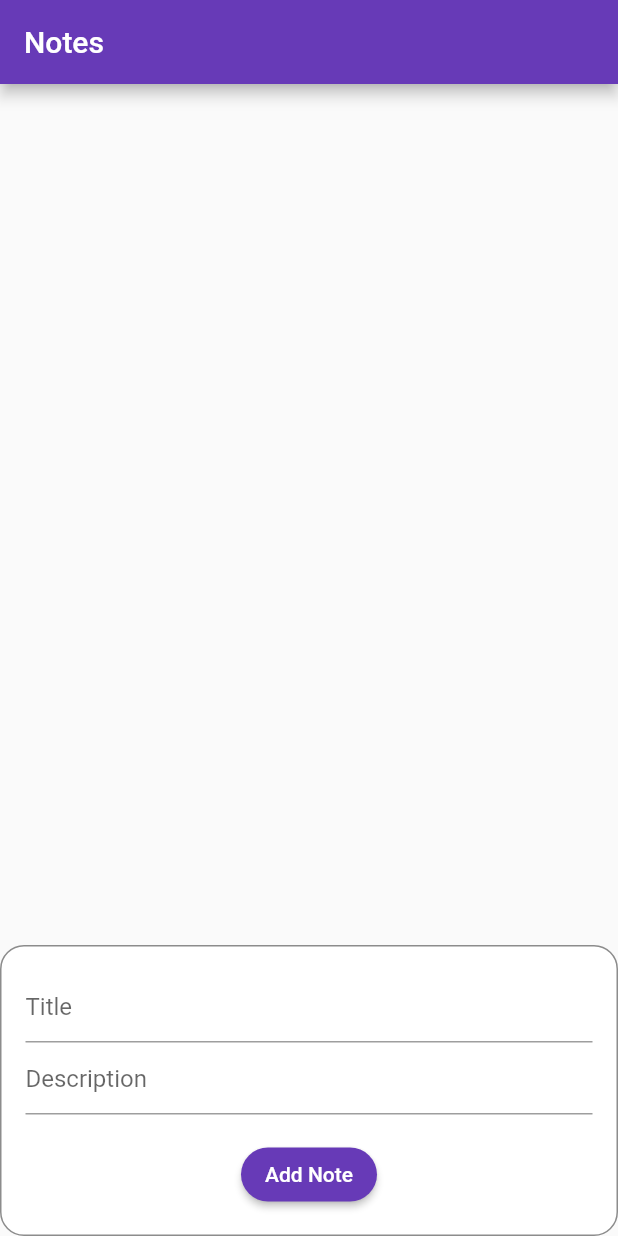
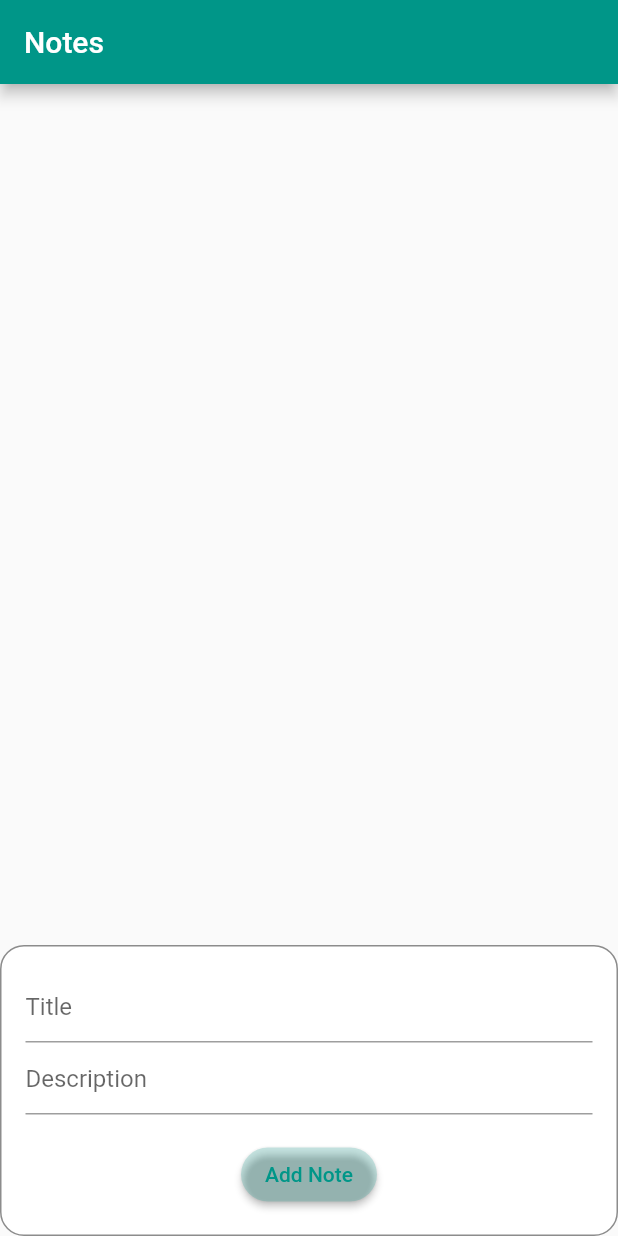
Before and after one commit to ZeshanGIT/flutter_notes, a Flutter app: the screen it shows after launch, on a phone screen of 412 x 824 dp. Run offline on Flutter 3.47's test engine with Material 2 defaults, Android fonts, the phone set to English and light mode, and no system bars; our stand-ins replace cloud_firestore, google_fonts; accounts and stored records are empty; Roboto replaces fonts that are missing (Ubuntu).

Commit message:
build update

```diff
--- a/lib/main.dart
+++ b/lib/main.dart
@@ -13,7 +13,7 @@ class MyApp extends StatelessWidget {
     return MaterialApp(
       theme: ThemeData(
         textTheme: GoogleFonts.ubuntuTextTheme(),
-        primaryColor: Colors.deepPurple,
+        primaryColor: Colors.teal,
       ),
       debugShowCheckedModeBanner: false,
       routes: {
--- a/lib/my_bottom_sheet.dart
+++ b/lib/my_bottom_sheet.dart
@@ -29,7 +29,7 @@ class MyBottomSheet extends StatelessWidget {
           ),
           SizedBox(height: 16),
           RaisedButton(
-            color: Colors.deepPurple,
+            color: Theme.of(context).primaryColor.withOpacity(0.2),
             shape: StadiumBorder(),
             onPressed: () {
               String title = _title.text;
@@ -44,7 +44,7 @@ class MyBottomSheet extends StatelessWidget {
             child: Text(
               'Add Note',
               style: TextStyle(
-                color: Colors.white,
+                color: Theme.of(context).primaryColor,
               ),
             ),
           )
```
Also changed, not shown: 3 other files.
